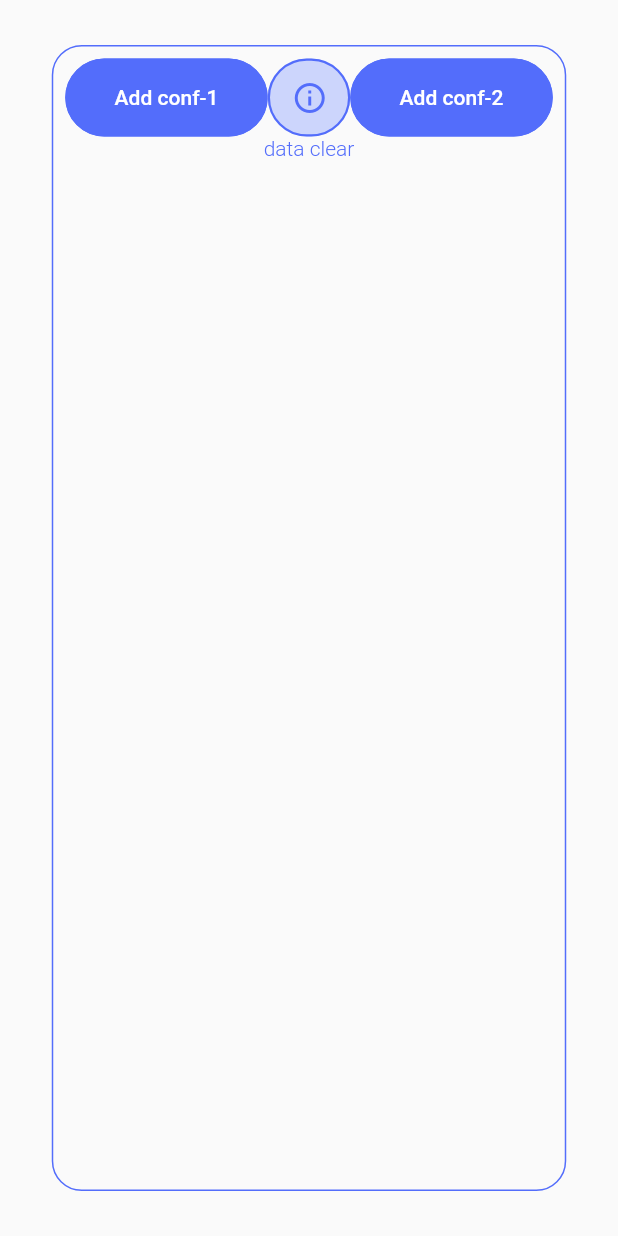
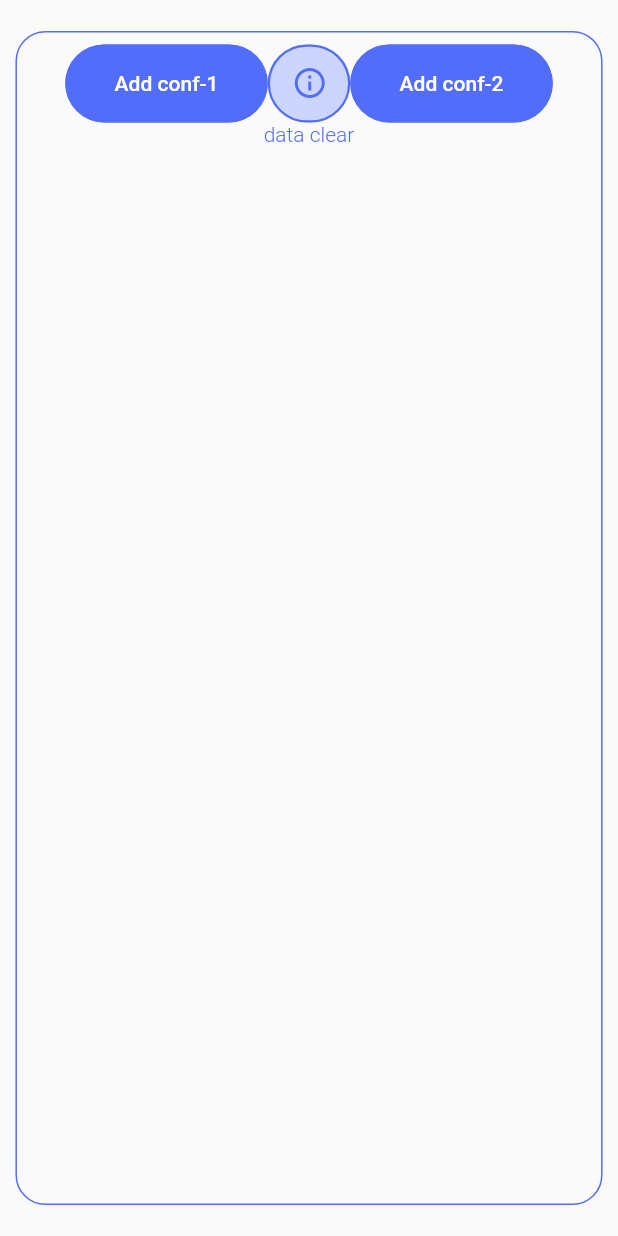
Before and after one commit to AnatoliyRoslyakov/dart_yaml_file_compare, a Flutter app: the screen it shows after launch, on a phone screen of 412 x 824 dp. Run offline on Flutter 3.47's test engine with Material 2 defaults, Android fonts, the phone set to English and light mode, and no system bars; our stand-ins replace file_picker, flutter_bloc, freezed_annotation, yaml.

Commit message:
implemented content adjustment to the screen size

```diff
--- a/lib/ui/page/home_page.dart
+++ b/lib/ui/page/home_page.dart
@@ -12,21 +12,24 @@ class HomePage extends StatelessWidget {
 
   @override
   Widget build(BuildContext context) {
+    final Size screenSize = MediaQuery.of(context).size;
     return BlocBuilder<UploadFileBloc, UploadFileState>(
         builder: (context, state) {
       return Scaffold(
           body: Center(
         child: Container(
+      width: screenSize.width * 0.95,
+      height: screenSize.height * 0.95,
           decoration: BoxDecoration(
               borderRadius: BorderRadius.circular(20),
               border: Border.all(color: AppColors.mainElement)),
-          margin: const EdgeInsets.symmetric(horizontal: 10, vertical: 30),
+          // margin: const EdgeInsets.symmetric(horizontal: 10, vertical: 30),
           child: Padding(
             padding: const EdgeInsets.all(8.0),
             child: Column(
               children: [
                 SingleChildScrollView(
-                    scrollDirection: Axis.horizontal,
+                  scrollDirection: Axis.horizontal,
                     child: Row(
                         mainAxisAlignment: MainAxisAlignment.center,
                         children: [
@@ -59,19 +62,15 @@ class HomePage extends StatelessWidget {
                               backgroundColor: AppColors.secondaryElement,
                               borderColor: AppColors.mainElement,
                               child: Row(
+                                mainAxisAlignment: MainAxisAlignment.spaceBetween,
                                 children: [
-                                  ConstrainedBox(
-                                      constraints: const BoxConstraints(
-                                          maxWidth: 90, minWidth: 90),
-                                      child: Text(
-                                        state.fileName1,
-                                        style: const TextStyle(
-                                            color: AppColors.mainElement),
-                                        overflow: TextOverflow.ellipsis,
-                                      )),
-                                  const SizedBox(
-                                    width: 10,
+                                  Text(
+                                    state.fileName1,
+                                    style: const TextStyle(
+                                        color: AppColors.mainElement),
+                                    overflow: TextOverflow.ellipsis,
                                   ),
+
                                   const Icon(
                                     Icons.delete_rounded,
                                     color: Colors.red,
```
